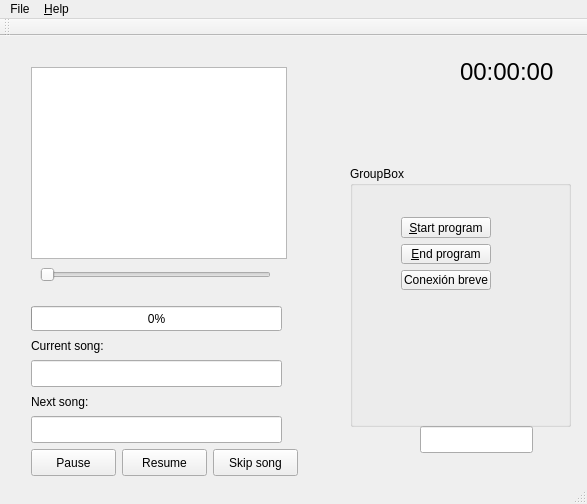
Old version of the form src/radioui/radioconsole.ui in the repository rsalinas/ecoradio.
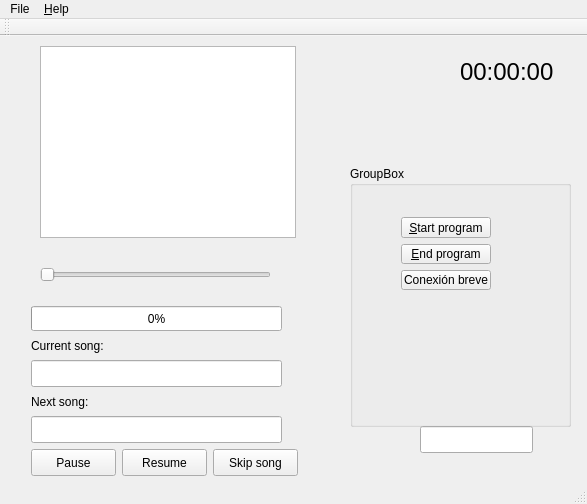
New version of the form.

```diff
--- a/src/radioui/radioconsole.ui
+++ b/src/radioui/radioconsole.ui
@@ -201,16 +201,6 @@
      <string>Skip song</string>
     </property>
    </widget>
-   <widget class="QListWidget" name="programList">
-    <property name="geometry">
-     <rect>
-      <x>31</x>
-      <y>31</y>
-      <width>256</width>
-      <height>192</height>
-     </rect>
-    </property>
-   </widget>
    <widget class="QPushButton" name="pauseButton">
     <property name="geometry">
      <rect>
@@ -224,6 +214,16 @@
      <string>Pause</string>
     </property>
    </widget>
+   <widget class="QListWidget" name="programList">
+    <property name="geometry">
+     <rect>
+      <x>40</x>
+      <y>10</y>
+      <width>256</width>
+      <height>192</height>
+     </rect>
+    </property>
+   </widget>
   </widget>
   <widget class="QMenuBar" name="menuBar">
    <property name="geometry">
```
